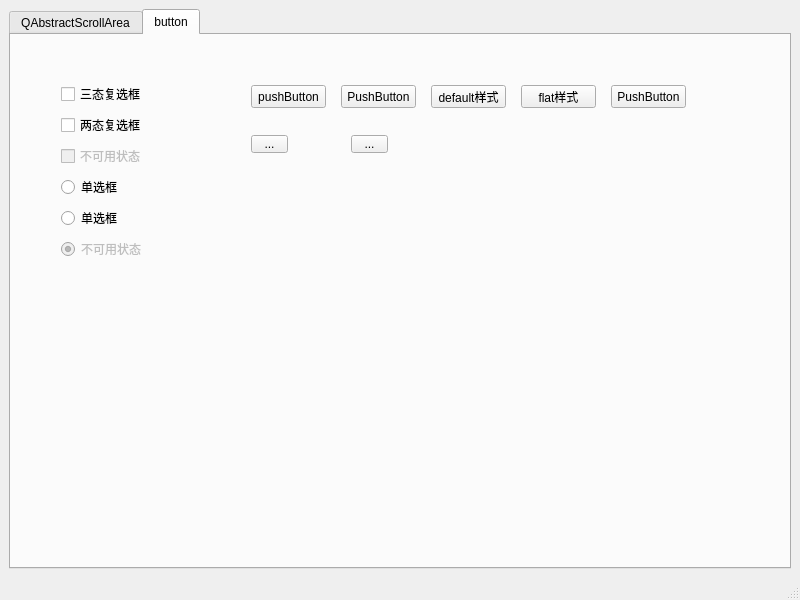
This is QStyleDemo/QssDemo/mainwindow.ui in mahuifa/QMDemo as Qt 5 draws it before an edit. The edited form follows.
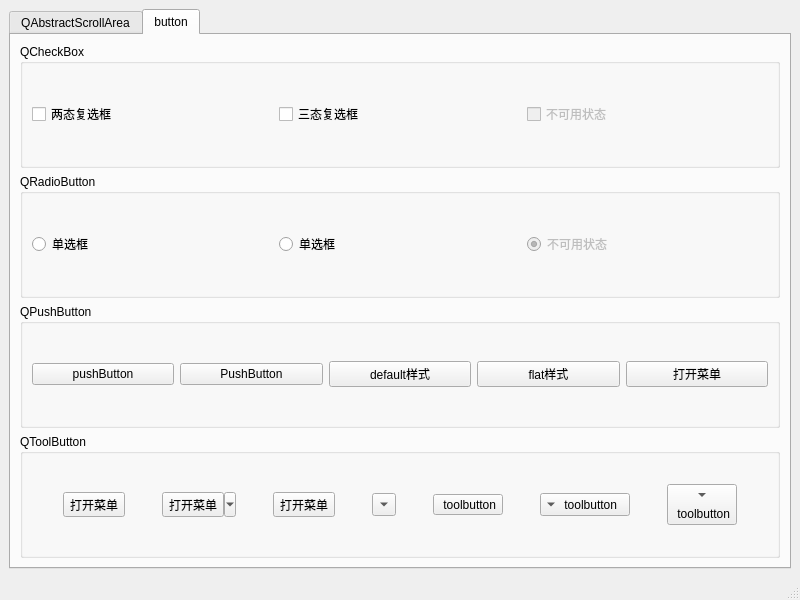
This is the edited form.

Diff of the .ui file:
```diff
--- a/QStyleDemo/QssDemo/mainwindow.ui
+++ b/QStyleDemo/QssDemo/mainwindow.ui
@@ -299,17 +299,21 @@
        <attribute name="title">
         <string>button</string>
        </attribute>
-       <widget class="QWidget" name="layoutWidget">
-        <property name="geometry">
-         <rect>
-          <x>50</x>
-          <y>46</y>
-          <width>151</width>
-          <height>181</height>
-         </rect>
-        </property>
         <layout class="QVBoxLayout" name="verticalLayout">
          <item>
+         <widget class="QGroupBox" name="groupBox">
+          <property name="title">
+           <string>QCheckBox</string>
+          </property>
+          <layout class="QGridLayout" name="gridLayout_3">
+           <item row="0" column="0">
+            <widget class="QCheckBox" name="checkBox_2">
+             <property name="text">
+              <string>两态复选框</string>
+             </property>
+            </widget>
+           </item>
+           <item row="0" column="1">
           <widget class="QCheckBox" name="checkBox">
            <property name="styleSheet">
             <string notr="true"/>
@@ -319,14 +323,7 @@
            </property>
           </widget>
          </item>
-         <item>
-          <widget class="QCheckBox" name="checkBox_2">
-           <property name="text">
-            <string>两态复选框</string>
-           </property>
-          </widget>
-         </item>
-         <item>
+           <item row="0" column="2">
           <widget class="QCheckBox" name="checkBox_3">
            <property name="enabled">
             <bool>false</bool>
@@ -336,21 +333,30 @@
            </property>
           </widget>
          </item>
-         <item>
-          <widget class="QRadioButton" name="radioButton">
-           <property name="text">
-            <string>单选框</string>
-           </property>
+          </layout>
           </widget>
          </item>
          <item>
+         <widget class="QGroupBox" name="groupBox_2">
+          <property name="title">
+           <string>QRadioButton</string>
+          </property>
+          <layout class="QGridLayout" name="gridLayout_4">
+           <item row="0" column="0">
           <widget class="QRadioButton" name="radioButton_2">
            <property name="text">
             <string>单选框</string>
            </property>
           </widget>
          </item>
-         <item>
+           <item row="0" column="1">
+            <widget class="QRadioButton" name="radioButton">
+             <property name="text">
+              <string>单选框</string>
+             </property>
+            </widget>
+           </item>
+           <item row="0" column="2">
           <widget class="QRadioButton" name="radioButton_3">
            <property name="enabled">
             <bool>false</bool>
@@ -365,97 +371,197 @@
          </item>
         </layout>
        </widget>
+        </item>
+        <item>
+         <widget class="QGroupBox" name="groupBox_3">
+          <property name="title">
+           <string>QPushButton</string>
+          </property>
+          <layout class="QGridLayout" name="gridLayout_5">
+           <item row="0" column="1">
+            <widget class="QPushButton" name="pushButton_2">
+             <property name="sizePolicy">
+              <sizepolicy hsizetype="Minimum" vsizetype="Fixed">
+               <horstretch>0</horstretch>
+               <verstretch>0</verstretch>
+              </sizepolicy>
+             </property>
+             <property name="text">
+              <string>PushButton</string>
+             </property>
+            </widget>
+           </item>
+           <item row="0" column="4">
+            <widget class="QPushButton" name="pushButton_5">
+             <property name="sizePolicy">
+              <sizepolicy hsizetype="Minimum" vsizetype="Fixed">
+               <horstretch>0</horstretch>
+               <verstretch>0</verstretch>
+              </sizepolicy>
+             </property>
+             <property name="text">
+              <string>打开菜单</string>
+             </property>
+            </widget>
+           </item>
+           <item row="0" column="3">
+            <widget class="QPushButton" name="pushButton_4">
+             <property name="sizePolicy">
+              <sizepolicy hsizetype="Minimum" vsizetype="Fixed">
+               <horstretch>0</horstretch>
+               <verstretch>0</verstretch>
+              </sizepolicy>
+             </property>
+             <property name="text">
+              <string>flat样式</string>
+             </property>
+            </widget>
+           </item>
+           <item row="0" column="0">
        <widget class="QPushButton" name="pushButton">
-        <property name="geometry">
-         <rect>
-          <x>240</x>
-          <y>50</y>
-          <width>75</width>
-          <height>23</height>
-         </rect>
+             <property name="sizePolicy">
+              <sizepolicy hsizetype="Minimum" vsizetype="Fixed">
+               <horstretch>0</horstretch>
+               <verstretch>0</verstretch>
+              </sizepolicy>
         </property>
         <property name="text">
          <string>pushButton</string>
         </property>
-       </widget>
-       <widget class="QPushButton" name="pushButton_2">
-        <property name="geometry">
-         <rect>
-          <x>330</x>
-          <y>50</y>
-          <width>75</width>
-          <height>23</height>
-         </rect>
-        </property>
-        <property name="text">
-         <string>PushButton</string>
-        </property>
-       </widget>
-       <widget class="QToolButton" name="toolButton">
-        <property name="geometry">
-         <rect>
-          <x>240</x>
-          <y>100</y>
-          <width>37</width>
-          <height>18</height>
-         </rect>
-        </property>
-        <property name="text">
-         <string>...</string>
-        </property>
-       </widget>
-       <widget class="QToolButton" name="toolButton_2">
-        <property name="geometry">
-         <rect>
-          <x>340</x>
-          <y>100</y>
-          <width>37</width>
-          <height>18</height>
-         </rect>
-        </property>
-        <property name="text">
-         <string>...</string>
-        </property>
-       </widget>
+             <property name="default">
+              <bool>false</bool>
+             </property>
+             <property name="flat">
+              <bool>false</bool>
+             </property>
+            </widget>
+           </item>
+           <item row="0" column="2">
        <widget class="QPushButton" name="pushButton_3">
-        <property name="geometry">
-         <rect>
-          <x>420</x>
-          <y>50</y>
-          <width>75</width>
-          <height>23</height>
-         </rect>
+             <property name="sizePolicy">
+              <sizepolicy hsizetype="Minimum" vsizetype="Fixed">
+               <horstretch>0</horstretch>
+               <verstretch>0</verstretch>
+              </sizepolicy>
+             </property>
+             <property name="styleSheet">
+              <string notr="true">background - color:qlineargradient(x1: 0 , y1: 0 , x2: 0 , y2: 1 ,stop: 0 #dadbde, stop: 1 #f6f7fa);</string>
         </property>
         <property name="text">
          <string>default样式</string>
         </property>
        </widget>
-       <widget class="QPushButton" name="pushButton_4">
-        <property name="geometry">
-         <rect>
-          <x>510</x>
-          <y>50</y>
-          <width>75</width>
-          <height>23</height>
-         </rect>
-        </property>
+           </item>
+          </layout>
+         </widget>
+        </item>
+        <item>
+         <widget class="QGroupBox" name="groupBox_4">
+          <property name="title">
+           <string>QToolButton</string>
+          </property>
+          <layout class="QGridLayout" name="gridLayout_6">
+           <item row="0" column="0">
+            <widget class="QToolButton" name="toolButton">
+             <property name="toolTip">
+              <string>长按打开菜单</string>
+             </property>
         <property name="text">
-         <string>flat样式</string>
-        </property>
-       </widget>
-       <widget class="QPushButton" name="pushButton_5">
-        <property name="geometry">
-         <rect>
-          <x>600</x>
-          <y>50</y>
-          <width>75</width>
-          <height>23</height>
-         </rect>
+              <string>打开菜单</string>
+             </property>
+             <property name="popupMode">
+              <enum>QToolButton::DelayedPopup</enum>
+             </property>
+            </widget>
+           </item>
+           <item row="0" column="1">
+            <widget class="QToolButton" name="toolButton_2">
+             <property name="toolTip">
+              <string>点击箭头打开菜单</string>
         </property>
         <property name="text">
-         <string>PushButton</string>
-        </property>
-       </widget>
+              <string>打开菜单</string>
+             </property>
+             <property name="popupMode">
+              <enum>QToolButton::MenuButtonPopup</enum>
+             </property>
+            </widget>
+           </item>
+           <item row="0" column="2">
+            <widget class="QToolButton" name="toolButton_3">
+             <property name="toolTip">
+              <string>点击button打开菜单</string>
+             </property>
+             <property name="text">
+              <string>打开菜单</string>
+             </property>
+             <property name="popupMode">
+              <enum>QToolButton::InstantPopup</enum>
+             </property>
+            </widget>
+           </item>
+           <item row="0" column="3">
+            <widget class="QToolButton" name="toolButton_4">
+             <property name="toolTip">
+              <string>只显示图标</string>
+             </property>
+             <property name="text">
+              <string>...</string>
+             </property>
+             <property name="arrowType">
+              <enum>Qt::DownArrow</enum>
+             </property>
+            </widget>
+           </item>
+           <item row="0" column="4">
+            <widget class="QToolButton" name="toolButton_5">
+             <property name="toolTip">
+              <string>只显示文本</string>
+             </property>
+             <property name="text">
+              <string> toolbutton</string>
+             </property>
+             <property name="toolButtonStyle">
+              <enum>Qt::ToolButtonTextOnly</enum>
+             </property>
+            </widget>
+           </item>
+           <item row="0" column="5">
+            <widget class="QToolButton" name="toolButton_6">
+             <property name="toolTip">
+              <string>文本在图标右侧</string>
+             </property>
+             <property name="text">
+              <string> toolbutton</string>
+             </property>
+             <property name="toolButtonStyle">
+              <enum>Qt::ToolButtonTextBesideIcon</enum>
+             </property>
+             <property name="arrowType">
+              <enum>Qt::DownArrow</enum>
+             </property>
+            </widget>
+           </item>
+           <item row="0" column="6">
+            <widget class="QToolButton" name="toolButton_7">
+             <property name="toolTip">
+              <string>文本在图标下</string>
+             </property>
+             <property name="text">
+              <string> toolbutton</string>
+             </property>
+             <property name="toolButtonStyle">
+              <enum>Qt::ToolButtonTextUnderIcon</enum>
+             </property>
+             <property name="arrowType">
+              <enum>Qt::DownArrow</enum>
+             </property>
+            </widget>
+           </item>
+          </layout>
+         </widget>
+        </item>
+       </layout>
       </widget>
      </widget>
     </item>
```
Lines whose indentation alone changed are shown as unchanged.
